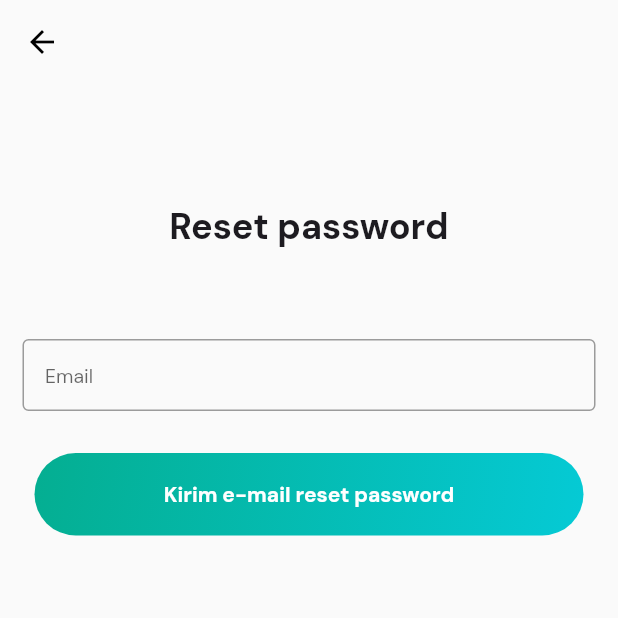
After one commit to andre-nk/rekmed-mobile, a Flutter app: the screen it shows after launch, after a tap on "Lupa Password?", on a phone screen of 412 x 824 dp, the top half of it. The commit adds this screen. Run offline on Flutter 3.47's test engine with Material 3 defaults, Android fonts, the phone set to English and light mode, and no system bars; our stand-ins replace bloc, cloud_firestore, firebase_auth, firebase_core, flutter_bloc, freezed_annotation and 3 more; accounts and stored records are empty.

Commit message:
:sparkles: Auth Integration, Homepage

```diff
--- a/lib/app/auth/cubit/auth_cubit.dart
+++ b/lib/app/auth/cubit/auth_cubit.dart
@@ -10,7 +10,8 @@ part 'auth_cubit.freezed.dart';
 class AuthCubit extends Cubit<AuthState> {
   final AuthRepository authRepository;
   final ClinicRepository clinicRepository;
-  AuthCubit(this.authRepository, this.clinicRepository) : super(const AuthState.initial());
+  AuthCubit(this.authRepository, this.clinicRepository)
+      : super(const AuthState.initial());
 
   void loading() {
     emit(const AuthState.loading());
@@ -27,8 +28,8 @@ class AuthCubit extends Cubit<AuthState> {
       emit(const AuthState.loading());
       final Clinic clinic = await authRepository.getCurrentUser();
       emit(AuthState.authenticated(clinic));
-    } on Exception {
-      emit(const AuthState.unauthenticated());
+    } on Exception catch (e) {
+      emit(AuthState.error(e.toString()));
     }
   }
 
@@ -39,7 +40,7 @@ class AuthCubit extends Cubit<AuthState> {
       required String address,
       required String bpjs,
       required String satuSehat,
-      required int phone}) async {
+      required String phone}) async {
     try {
       emit(const AuthState.loading());
       final Clinic clinic = await authRepository.signUpWithEmailAndPassword(
@@ -49,7 +50,8 @@ class AuthCubit extends Cubit<AuthState> {
         address: address,
         bpjs: bpjs,
         satuSehat: satuSehat,
-          phone: phone);
+        phone: phone,
+      );
       emit(AuthState.authenticated(clinic));
     } on Exception catch (e) {
       emit(AuthState.error(e.toString()));
@@ -77,4 +79,14 @@ class AuthCubit extends Cubit<AuthState> {
       emit(AuthState.error(e.toString()));
     }
   }
+
+  Future<void> resetPassword(String email) async {
+    try {
+      emit(const AuthState.loading());
+      await authRepository.resetPassword(email: email);
+      emit(const AuthState.error("Reset password link has been sent to your email"));
+    } on Exception catch (e) {
+      emit(AuthState.error(e.toString()));
     }
+  }
+}
--- a/lib/main.dart
+++ b/lib/main.dart
@@ -1,4 +1,3 @@
-import 'package:connectivity_bloc/connectivity_bloc.dart';
 import 'package:flutter/material.dart';
 import 'package:firebase_core/firebase_core.dart';
 import 'package:flutter_bloc/flutter_bloc.dart';
@@ -9,6 +8,7 @@ import 'package:rekmed/repository/clinic/clinic_repository.dart';
 import 'package:rekmed/utlis/theme.dart';
 import 'package:rekmed/view/screens/HomeWrapper.dart';
 import 'package:rekmed/view/screens/auth/signin/SignInPage.dart';
+import 'package:rekmed/view/widgets/shared/DefaultLoadingScreen.dart';
 import 'firebase_options.dart';
 
 Future<void> main() async {
@@ -34,53 +34,58 @@ class MainApp extends StatelessWidget {
       debugShowCheckedModeBanner: false,
       theme: AppTheme.theme,
       title: "Rekmed Mobile",
+      initialRoute: '/',
+      routes: {
+        '/signin': (context) => const SignInPage(),
+      },
       home: SafeArea(
-        child: MultiBlocProvider(
+        child: MultiRepositoryProvider(
           providers: [
-            BlocProvider(
-              create: (context) =>
-                  AuthCubit(AuthRepository(), ClinicRepository())..initialize(),
+            RepositoryProvider(
+              create: (context) => AuthRepository(),
             ),
-            BlocProvider(
-              create: (context) => ConnectivityBloc(),
+            RepositoryProvider(
+              create: (context) => ClinicRepository(),
             ),
           ],
-          child: BlocBuilder<ConnectivityBloc, ConnectivityState>(
-            builder: (context, connState) {
-              return BlocBuilder<AuthCubit, AuthState>(
-                builder: (context, AuthState authState) {
-                  return authState.when(
-                    initial: () {
+          child: BlocProvider(
+            create: (context) => AuthCubit(
+              context.read<AuthRepository>(),
+              context.read<ClinicRepository>(),
+            )..initialize(),
+            child: BlocConsumer<AuthCubit, AuthState>(
+              listener: (context, state) {
+                state.maybeWhen(
+                  orElse: () {},
+                  error: (msg) {
+                    ScaffoldMessenger.of(context).showSnackBar(
+                      SnackBar(
+                        content: Text(msg),
+                      ),
+                    );
+                  },
+                );
+              },
+              builder: (context, authState) {
+                return authState.maybeWhen(orElse: () {
+                  return const DefaultLoadingScreen();
+                }, initial: () {
+                  return const DefaultLoadingScreen();
+                }, authenticated: (clinic) {
+                  return const HomeWrapper();
+                }, unauthenticated: () {
+                  return const SignInPage();
+                }, error: (e) {
+                  return const SignInPage();
+                }, loading: () {
                   return const Scaffold(
                     body: Center(
                       child: CircularProgressIndicator(),
                     ),
                   );
+                });
               },
-                    authenticated: (clinic) {
-                      return const HomeWrapper();
-                    },
-                    unauthenticated: () {
-                      return const SignInPage();
-                    },
-                    loading: () {
-                      return const Scaffold(
-                        body: Center(
-                          child: CircularProgressIndicator(),
             ),
-                      );
-                    },
-                    error: (e) {
-                      return Scaffold(
-                        body: Center(
-                          child: Text(e),
-                        ),
-                      );
-                    },
-                  );
-                },
-              );
-            },
           ),
         ),
       ),
--- a/lib/model/clinic/clinic.dart
+++ b/lib/model/clinic/clinic.dart
@@ -13,7 +13,7 @@ abstract class Clinic with _$Clinic {
     required String name,
     required String username,
     required String email,
-    required int phone,
+    required String phone,
     required String address,
     required String bpjs,
     required String satuSehat,
--- a/lib/repository/auth/auth_repository.dart
+++ b/lib/repository/auth/auth_repository.dart
@@ -17,7 +17,7 @@ class AuthRepository {
       required String address,
       required String bpjs,
       required String satuSehat,
-      required int phone}) async {
+      required String phone}) async {
     try {
       final UserCredential userCredential = await _firebaseAuth
           .createUserWithEmailAndPassword(email: email, password: password);
@@ -54,6 +54,14 @@ class AuthRepository {
     }
   }
 
+  Future<void> resetPassword({required String email}) async {
+    try {
+      await _firebaseAuth.sendPasswordResetEmail(email: email);
+    } on FirebaseAuthException catch (e) {
+      throw Exception(e.message);
+    }
+  }
+
   Future<void> signOut() async {
     await _firebaseAuth.signOut();
   }
@@ -61,9 +69,9 @@ class AuthRepository {
   Future<Clinic> getCurrentUser() async {
     final User? user = _firebaseAuth.currentUser;
     if (user != null) {
-      return await _clinicRepository.getClinicById(user, user.uid);
+      return await _clinicRepository.getClinicById(user);
     } else {
-      throw Exception('Clinic not found');
+      throw Exception("User's logged out");
     }
   }
 }
--- a/lib/utlis/theme.dart
+++ b/lib/utlis/theme.dart
@@ -2,9 +2,15 @@ import 'package:flutter/material.dart';
 import 'package:google_fonts/google_fonts.dart';
 
 final ThemeData rekmedTheme = ThemeData(
-    textTheme: GoogleFonts.dmSansTextTheme(),
-    primaryColor: const Color(0xFF04AE91),
-    useMaterial3: false);
+  textTheme: GoogleFonts.dmSansTextTheme(),
+  primaryColor: const Color(0xFF04AE91),
+  focusColor: const Color(0xFF04AE91),
+  useMaterial3: false,
+  colorScheme: ColorScheme.fromSwatch().copyWith(
+    secondary: const Color(0xFF04AE91),
+    outline: const Color(0xFF04AE91),
+  ),
+);
 
 class AppTheme {
   static ThemeData get theme => rekmedTheme;
--- a/lib/view/screens/HomeWrapper.dart
+++ b/lib/view/screens/HomeWrapper.dart
@@ -1,5 +1,6 @@
 import 'package:flutter/material.dart';
 import 'package:rekmed/view/screens/doctor/DoctorProfilePage.dart';
+import 'package:rekmed/view/screens/home/Home.dart';
 import 'package:rekmed/view/widgets/navigation/BottomNavBar.dart';
 
 class HomeWrapper extends StatefulWidget {
@@ -20,7 +21,7 @@ class _HomeWrapperState extends State<HomeWrapper> {
   @override
   Widget build(BuildContext context) {
     return Scaffold(
-      body: const DoctorProfilePage(),
+      body: _selectedIndex == 0 ? const HomePage() : const DoctorProfilePage(),
       bottomNavigationBar: BottomNavBar(
         selectedIndex: _selectedIndex,
         onItemTapped: _onItemTapped,
--- /dev/null
+++ b/lib/view/screens/auth/forgot/ForgotPasswordPage.dart
@@ -0,0 +1,103 @@
+import 'package:flutter/material.dart';
+import 'package:flutter_bloc/flutter_bloc.dart';
+import 'package:rekmed/app/auth/cubit/auth_cubit.dart';
+import 'package:rekmed/view/widgets/auth/AuthForm.dart';
+import 'package:rekmed/view/widgets/auth/Button.dart';
+
+class ForgotPasswordPage extends StatefulWidget {
+  const ForgotPasswordPage({super.key});
+
+  @override
+  State<ForgotPasswordPage> createState() => _ForgotPasswordPageState();
+}
+
+class _ForgotPasswordPageState extends State<ForgotPasswordPage> {
+  final TextEditingController emailController = TextEditingController();
+
+  @override
+  Widget build(BuildContext context) {
+    return BlocListener<AuthCubit, AuthState>(
+      listener: (context, state) {
+       state.maybeWhen(
+          orElse: () {},
+          error: (message) {
+            ScaffoldMessenger.of(context).showSnackBar(
+              SnackBar(
+                content: Text(message),
+              ),
+            );
+            Navigator.pop(context);
+          },
+        );
+      },
+      child: Scaffold(
+        appBar: AppBar(
+          backgroundColor: Colors.transparent,
+          elevation: 0,
+          leading: IconButton(
+            icon: const Icon(
+              Icons.arrow_back,
+              color: Colors.black,
+            ),
+            onPressed: () {
+              Navigator.pop(context);
+            },
+          ),
+        ),
+        body: SingleChildScrollView(
+          child: SafeArea(
+            child: Container(
+              width: double.infinity,
+              padding: const EdgeInsets.only(left: 15.0, right: 15.0, top: 79.0),
+              child: Column(
+                crossAxisAlignment: CrossAxisAlignment.start,
+                children: [
+                  Container(
+                    alignment: Alignment.center,
+                    child: const Text(
+                      'Reset password',
+                      style: TextStyle(
+                        fontSize: 24,
+                        fontWeight: FontWeight.bold,
+                      ),
+                    ),
+                  ),
+                  const SizedBox(height: 60),
+
+                  /// input username
+                  AuthForm(
+                    controller: emailController,
+                    textInputType: TextInputType.emailAddress,
+                    text: 'Email',
+                    obscure: false,
+                  ),
+
+                  const SizedBox(height: 20),
+
+                  Button(
+                    onPressed: () {
+                      if (emailController.text.isNotEmpty) {
+                        context.read<AuthCubit>().resetPassword(
+                              emailController.text,
+                            );
+                      } else {
+                        ScaffoldMessenger.of(context).showSnackBar(
+                          const SnackBar(
+                            content: Text('Email tidak boleh kosong'),
+                          ),
+                        );
+                      }
+                    },
+                    text: 'Kirim e-mail reset password',
+                  ),
+
+                  const SizedBox(height: 10),
+                ],
+              ),
+            ),
+          ),
+        ),
+      ),
+    );
+  }
+}
--- a/lib/view/screens/auth/signin/SignInPage.dart
+++ b/lib/view/screens/auth/signin/SignInPage.dart
@@ -1,6 +1,7 @@
 import 'package:flutter/material.dart';
 import 'package:flutter_bloc/flutter_bloc.dart';
 import 'package:rekmed/app/auth/cubit/auth_cubit.dart';
+import 'package:rekmed/view/screens/auth/forgot/ForgotPasswordPage.dart';
 import 'package:rekmed/view/widgets/auth/AuthForm.dart';
 import 'package:rekmed/view/widgets/auth/Button.dart';
 import 'package:rekmed/view/screens/auth/signup/SignUpPage.dart';
@@ -16,7 +17,22 @@ void _navigateToSignUpPage(BuildContext context) {
   Navigator.push(
     context,
     MaterialPageRoute(
-      builder: (context) => const SignUpPage(),
+      builder: (_) => BlocProvider.value(
+        value: context.read<AuthCubit>(),
+        child: const SignUpPage(),
+      ),
+    ),
+  );
+}
+
+void _navigateToForgotPasswordPage(BuildContext context) {
+  Navigator.push(
+    context,
+    MaterialPageRoute(
+      builder: (_) => BlocProvider.value(
+        value: context.read<AuthCubit>(),
+        child: const ForgotPasswordPage(),
+      ),
     ),
   );
 }
@@ -38,11 +54,13 @@ class _SignInPageState extends State<SignInPage> {
               children: [
                 Container(
                   alignment: Alignment.center,
-                  child: const Text('Sign In',
+                  child: const Text(
+                    'Sign In',
                     style: TextStyle(
                       fontSize: 24,
                       fontWeight: FontWeight.bold,
-                      )),
+                    ),
+                  ),
                 ),
                 const SizedBox(height: 60),
 
@@ -64,16 +82,22 @@ class _SignInPageState extends State<SignInPage> {
                   obscure: true,
                 ),
 
-                const SizedBox(height: 14),
-
                 /// lupa password
-                const Align(
+                Align(
                   alignment: Alignment.centerRight,
-                  child: Text(
+                  child: TextButton(
+                    style: ButtonStyle(
+                      padding: WidgetStateProperty.all<EdgeInsetsGeometry>(
+                        const EdgeInsets.all(0),
+                      ),
+                    ),
+                    onPressed: () => {_navigateToForgotPasswordPage(context)},
+                    child: const Text(
                       "Lupa Password?",
                       style: TextStyle(
                         fontSize: 11,
                         color: Color(0xFF87CBB9),
+                      ),
                     ),
                   ),
                 ),
@@ -91,8 +115,7 @@ class _SignInPageState extends State<SignInPage> {
                     } else {
                       ScaffoldMessenger.of(context).showSnackBar(
                         const SnackBar(
-                          content:
-                              Text('Email dan Password tidak boleh kosong'),
+                          content: Text('Email dan Password tidak boleh kosong'),
                         ),
                       );
                     }
@@ -108,9 +131,10 @@ class _SignInPageState extends State<SignInPage> {
                   child: Row(
                     mainAxisAlignment: MainAxisAlignment.center,
                     children: [
-                      const Text('Belum memiliki Akun? ',
-                          style: TextStyle(
-                              color: Color(0xff646464), fontSize: 12)),
+                      const Text(
+                        'Belum memiliki Akun? ',
+                        style: TextStyle(color: Color(0xff646464), fontSize: 12),
+                      ),
                       InkWell(
                         onTap: () => _navigateToSignUpPage(context),
                         child: const Text(
```
Also changed, not shown: lib/app/clinic/cubit/clinic_cubit.dart (added, +25 -0 lines), lib/app/clinic/cubit/clinic_state.dart (added, +8 -0 lines), lib/repository/clinic/clinic_repository.dart (+25 -15 lines), lib/repository/rekmed/rekmed_repository.dart (+14 -2 lines), lib/view/screens/auth/signup/SignUpPage.dart (+64 -31 lines), lib/view/screens/home/Home.dart (added, +87 -0 lines), lib/view/widgets/home/HomeSearchBar.dart (added, +31 -0 lines), lib/view/widgets/shared/DefaultLoadingScreen.dart (added, +14 -0 lines), lib/app/clinic/cubit/clinic_cubit.freezed.dart (added), lib/model/clinic/clinic.freezed.dart, lib/model/clinic/clinic.g.dart. Lines whose indentation alone changed are shown as unchanged.
